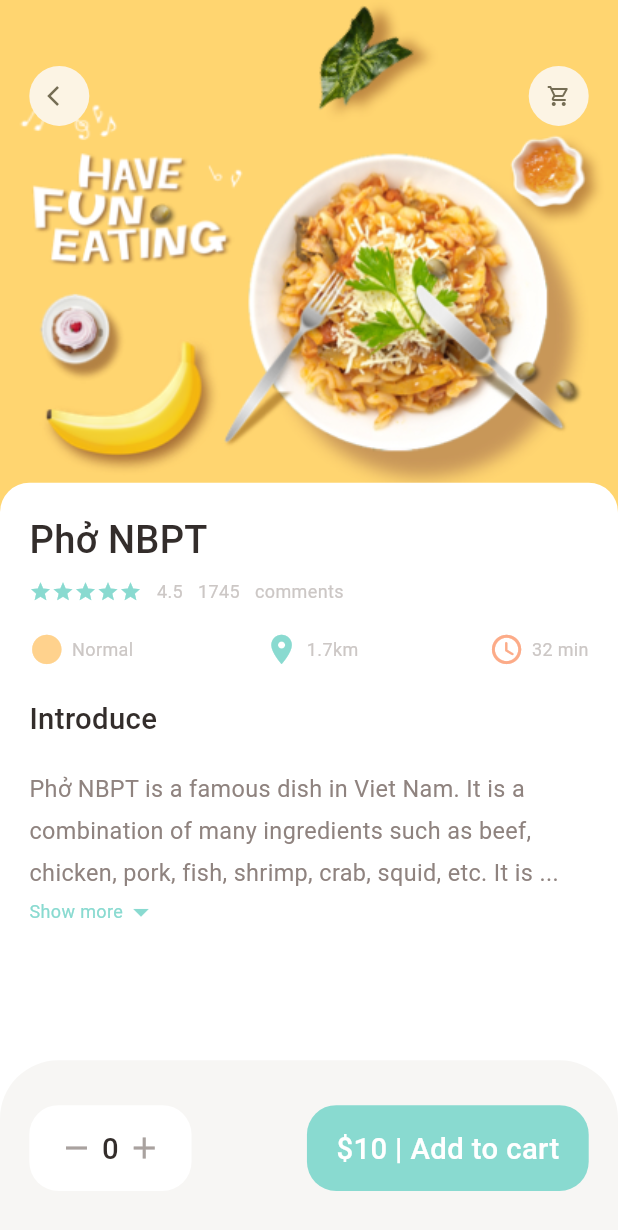
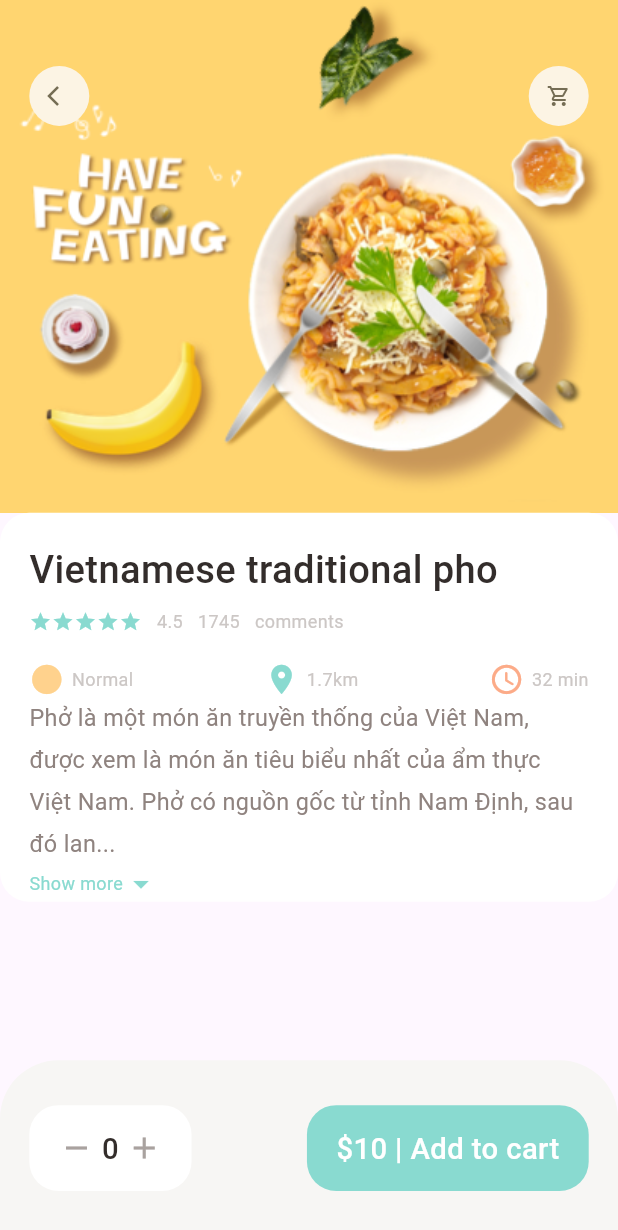
Before and after one commit to TruongNBP/emart-api, a Flutter app: the PopularFoodDetail screen opened directly, on a phone screen of 412 x 824 dp. Shown: the top 1230 px of the screen. Run offline on Flutter 3.47's test engine with Material 3 defaults, Android fonts, the phone set to English and light mode, and no system bars; our stand-ins replace dots_indicator, get; network calls fail.

Commit message:
add file

```diff
--- a/emart_food_delivery_app/lib/helper/dependencies.dart
+++ b/emart_food_delivery_app/lib/helper/dependencies.dart
@@ -1,6 +1,8 @@
 import 'package:emart_food_delivery_app/controllers/popular_product_controller.dart';
+import 'package:emart_food_delivery_app/controllers/recommended_product_controller.dart';
 import 'package:emart_food_delivery_app/data/api/api_client.dart';
 import 'package:emart_food_delivery_app/data/repository/popular_product_repo.dart';
+import 'package:emart_food_delivery_app/data/repository/recommended_product_repo.dart';
 import 'package:emart_food_delivery_app/utils/app_constants.dart';
 import 'package:get/get.dart';
 
@@ -9,7 +11,9 @@ Future<void> init() async {
   Get.lazyPut(() => ApiClient(appBaseUrl:  AppConstants.BASE_URL));
 
   Get.lazyPut(() => PopularProductRepo(apiClient: Get.find()));
+  Get.lazyPut(() => RecommendedProductRepo(apiClient: Get.find()));
 
   Get.lazyPut(() => PopularProductController(popularProductRepo: Get.find()));
+  Get.lazyPut(() => RecommendedProductController(recommendedProductRepo: Get.find()));
 
 }
--- a/emart_food_delivery_app/lib/models/products_model.dart
+++ b/emart_food_delivery_app/lib/models/products_model.dart
@@ -19,7 +19,7 @@ class Product {
     if (json['products'] != null) {
       _products = <ProductModel>[];
       json['products'].forEach((v) {
-        _products!.add(ProductModel.fromJson(v));
+        _products.add(ProductModel.fromJson(v));
       });
     }
   }
--- a/emart_food_delivery_app/lib/pages/food/popular_food_detail.dart
+++ b/emart_food_delivery_app/lib/pages/food/popular_food_detail.dart
@@ -1,3 +1,4 @@
+import 'package:emart_food_delivery_app/pages/home/main_food_page.dart';
 import 'package:emart_food_delivery_app/utils/colors.dart';
 import 'package:emart_food_delivery_app/utils/dimensions.dart';
 import 'package:emart_food_delivery_app/widgets/app_column.dart';
@@ -9,6 +10,7 @@ import 'package:emart_food_delivery_app/widgets/icon_and_text_wiget.dart';
 // ignore: unused_import
 import 'package:emart_food_delivery_app/widgets/small_text.dart';
 import 'package:flutter/material.dart';
+import 'package:get/get.dart';
 
 class PopularFoodDetail extends StatelessWidget {
   const PopularFoodDetail({super.key});
@@ -16,7 +18,6 @@ class PopularFoodDetail extends StatelessWidget {
   @override
   Widget build(BuildContext context) {
     return Scaffold(
-      backgroundColor: Colors.white,
       body: Stack(
         children: [
           Positioned(
@@ -42,16 +43,22 @@ class PopularFoodDetail extends StatelessWidget {
             child: Row(
               mainAxisAlignment: MainAxisAlignment.spaceBetween,
               children: [
-                AppIcon(icon: Icons.arrow_back_ios),
+                GestureDetector(
+                  child: AppIcon(icon: Icons.arrow_back_ios),
+                  onTap: (){
+                    Get.to(()=>const MainFoodPage());
+                  },
+                  ),
                 AppIcon(icon: Icons.shopping_cart_outlined),
               ],
             ),
           ),
-          Positioned(
+          Padding(
+            padding: EdgeInsets.only(top: Dimensions.popularFoodImgSize),
+            child: SingleChildScrollView(
+              child: Positioned(
                 left: 0,
                 right: 0,
-            bottom: 0,
-            top: Dimensions.popularFoodImgSize - 20,
                 child: Container(
                   padding: EdgeInsets.only(
                     left: Dimensions.width20,
@@ -59,35 +66,73 @@ class PopularFoodDetail extends StatelessWidget {
                     top: Dimensions.height20,
                   ),
                   decoration: BoxDecoration(
-                borderRadius: BorderRadius.only(
-                  topLeft: Radius.circular(Dimensions.radius20),
-                  topRight: Radius.circular(Dimensions.radius20),
-                ),
+                    borderRadius: BorderRadius.circular(Dimensions.radius20),
                     color: Colors.white,
                   ),
                   child: Column(
                     crossAxisAlignment: CrossAxisAlignment.start,
                     children: [
-                  const AppColumn(text: "Phở NBPT"),
+                      BigText(text: "Vietnamese traditional pho", size: Dimensions.font26,),
+                      SizedBox(
+                        height: Dimensions.height10,
+                      ),
+                      Row(
+                        children: [
+                          Wrap(
+                            children: List.generate(5, (index) {
+                              return Icon(
+                                Icons.star,
+                                color: AppColors.mainColor,
+                                size: 15,
+                              );
+                            }),
+                          ),
+                          const SizedBox(
+                            width: 10,
+                          ),
+                          SmallText(text: '4.5'),
+                          const SizedBox(
+                            width: 10,
+                          ),
+                          SmallText(text: '1745'),
+                          const SizedBox(
+                            width: 10,
+                          ),
+                          SmallText(text: 'comments')
+                        ],
+                      ),
+
                       SizedBox(
                         height: Dimensions.height20,
                       ),
-                  BigText(text: "Introduce"),
-                  SizedBox(
-                    height: Dimensions.height20,
+                      Row(
+                        mainAxisAlignment: MainAxisAlignment.spaceBetween,
+                        children: [
+                          IconAndTextWidget(
+                            icon: Icons.circle_sharp,
+                            text: "Normal",
+                            iconColor: AppColors.iconColor1,
                           ),
-                  const Expanded(
-                    child: SingleChildScrollView(
-                      child: ExpandableTextWidget(
-                        text:
-                            "Phở NBPT is a famous dish in Viet Nam. It is a combination of many ingredients such as beef, chicken, pork, fish, shrimp, crab, squid, etc. It is a combination of many ingredients such as beef, chicken, pork, fish, shrimp, crab, squid, etc. It is a combination of many ingredients such as beef, chicken, pork, fish, shrimp, crab, squid, etc. It is a combination of many ingredients such as beef, chicken, pork, fish, shrimp, crab, squid, etc. It is a combination of many ingredients such as beef, chicken, pork, fish, shrimp, crab, squid, etc. It is a combination of many ingredients such as beef, chicken, pork, fish, shrimp, crab, squid, etc. It is a combination of many ingredients such as beef, chicken, pork, fish, shrimp, crab, squid, etc.",
+                          IconAndTextWidget(
+                            icon: Icons.location_on,
+                            text: "1.7km",
+                            iconColor: AppColors.mainColor,
+                          ),
+                          IconAndTextWidget(
+                            icon: Icons.access_time_rounded,
+                            text: "32 min",
+                            iconColor: AppColors.iconColor2,
+                          ),
+                        ],
+                      ),
+                      ExpandableTextWidget(text: "Phở là một món ăn truyền thống của Việt Nam, được xem là món ăn tiêu biểu nhất của ẩm thực Việt Nam. Phở có nguồn gốc từ tỉnh Nam Định, sau đó lan rộng ra khắp cả nước và trở nên phổ biến trên thế giới.Thành phần chính của phở là bánh phở, nước dùng và thịt bò hoặc thịt gà. Nước dùng của phở được ninh từ xương bò hoặc xương gà trong nhiều giờ, tạo nên vị ngọt thanh, đậm đà. Thịt bò hoặc thịt gà được thái mỏng, chín tái hoặc chín kỹ tùy theo sở thích của mỗi người. Phở có hương vị thơm ngon, đậm đà, hấp dẫn. Đây là món ăn thích hợp cho mọi lứa tuổi, mọi hoàn cảnh. Phở có thể được ăn sáng, ăn trưa, ăn tối hoặc ăn đêm.Phở là món ăn mang đậm bản sắc văn hóa Việt Nam. Phở đã trở thành một biểu tượng của ẩm thực Việt Nam, được nhiều người trên thế giới yêu thích.")
+                    ]
                   ),
               ),
               ),
-                ],
             ),
           ),
-          ),
+
         ],
       ),
       bottomNavigationBar: Container(
--- /dev/null
+++ b/emart_food_delivery_app/lib/routes/route_helper.dart
@@ -0,0 +1,16 @@
+import 'package:emart_food_delivery_app/pages/food/popular_food_detail.dart';
+import 'package:emart_food_delivery_app/pages/home/main_food_page.dart';
+import 'package:get/get.dart';
+
+class RouteHelper {
+  static const String initial = "/";
+  static const String popularFood = "/popular-food";
+
+  static List<GetPage> routes = [
+    GetPage(name: "/", page: ()=>MainFoodPage()),
+    GetPage(name: popularFood, page: (){
+      print("popular food get called");
+      return PopularFoodDetail();
+    }),
+  ];
+}
--- a/emart_food_delivery_app/lib/utils/app_constants.dart
+++ b/emart_food_delivery_app/lib/utils/app_constants.dart
@@ -5,6 +5,7 @@ class AppConstants {
   static const String BASE_URL = "https://mvs.bslmeiyu.com";
   static const String POPULAR_PRODUCT_URI = "/api/v1/products/popular";
   static const String RECOMMENDED_PRODUCT_URI = "/api/v1/products/recommended";
+  static const String UPLOAD_URL = "/uploads/";
 
   static const String TOKEN = "DBtoken";
 }
```
Also changed, not shown: emart_food_delivery_app/lib/controllers/recommended_product_controller.dart (+5 -4 lines), emart_food_delivery_app/lib/main.dart (+5 -3 lines), emart_food_delivery_app/lib/pages/home/food_page_body.dart (+27 -14 lines). Lines whose indentation alone changed are shown as unchanged.
